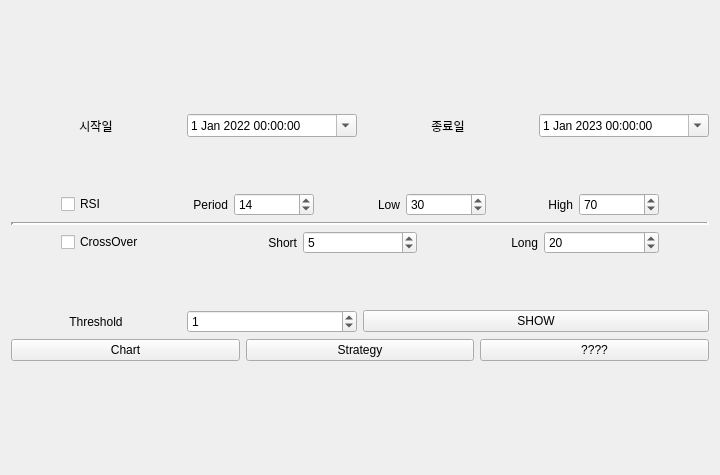
Qt form strategy-ui2.ui (annakky/moneyMoney) before a commit.
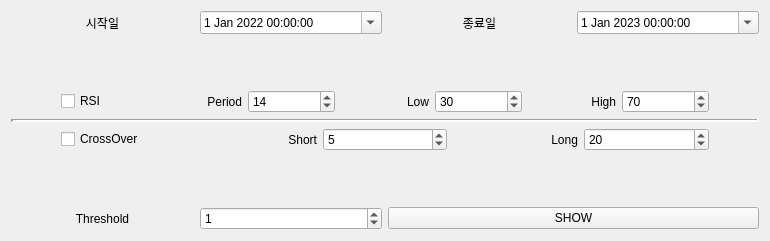
The same form after that commit.

Diff of the .ui file:
```diff
--- a/strategy-ui2.ui
+++ b/strategy-ui2.ui
@@ -6,8 +6,8 @@
    <rect>
     <x>0</x>
     <y>0</y>
-    <width>720</width>
-    <height>475</height>
+    <width>770</width>
+    <height>536</height>
    </rect>
   </property>
   <property name="sizePolicy">
@@ -20,6 +20,9 @@
    <string>Form</string>
   </property>
   <layout class="QGridLayout" name="gridLayout">
+   <property name="sizeConstraint">
+    <enum>QLayout::SetMaximumSize</enum>
+   </property>
    <item row="0" column="0">
     <layout class="QVBoxLayout" name="body_layout">
      <property name="sizeConstraint">
@@ -350,31 +353,6 @@
        </item>
       </layout>
      </item>
-     <item>
-      <layout class="QHBoxLayout" name="horizontalLayout_7">
-       <item>
-        <widget class="QPushButton" name="HomeButton_3">
-         <property name="text">
-          <string>Chart</string>
-         </property>
-        </widget>
-       </item>
-       <item>
-        <widget class="QPushButton" name="StrategyButton_3">
-         <property name="text">
-          <string>Strategy</string>
-         </property>
-        </widget>
-       </item>
-       <item>
-        <widget class="QPushButton" name="SampleButton_3">
-         <property name="text">
-          <string>????</string>
-         </property>
-        </widget>
-       </item>
-      </layout>
-     </item>
     </layout>
    </item>
   </layout>
```
Left out of the diff: 58 changed lines with no effect on the pictures.
